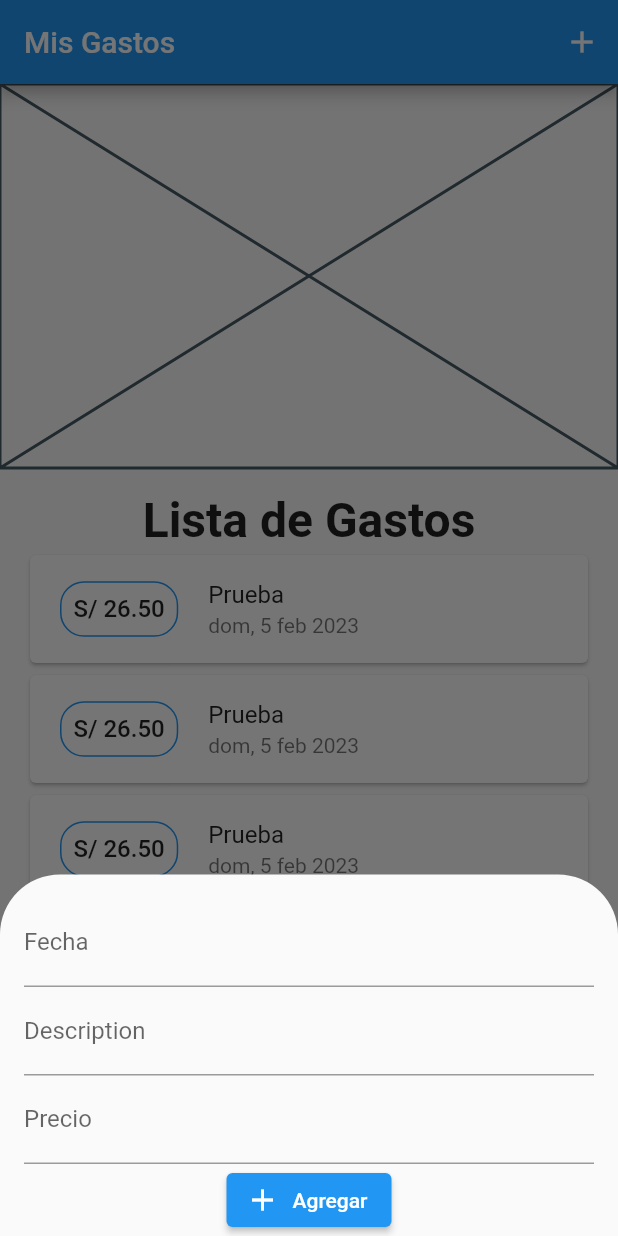
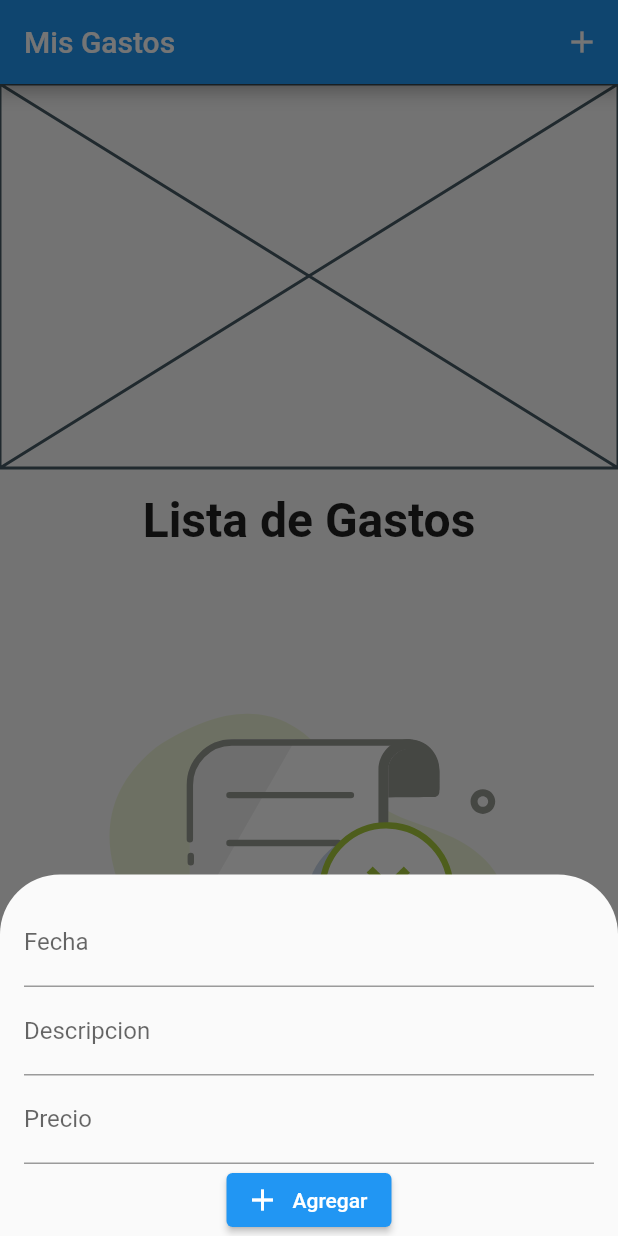
Before and after one commit to paulocrr/my_manager_app, a Flutter app: the screen it shows after launch, after a tap on the "add" icon, on a phone screen of 412 x 824 dp. Run offline on Flutter 3.47's test engine with Material 2 defaults, Android fonts, the phone set to English and light mode, and no system bars; drawn by our look-alikes of flutter_slidable; our stand-ins replace form_field_validator, lottie.

Commit message:
feat: Agregar nuevos gastos a la lista

```diff
--- a/lib/home_page.dart
+++ b/lib/home_page.dart
@@ -1,10 +1,19 @@
 import 'package:flutter/material.dart';
+import 'package:lottie/lottie.dart';
 import 'package:my_manager_app/languages/my_text.dart';
+import 'package:my_manager_app/models/spent.dart';
 import 'package:my_manager_app/widgets/add_spent_form.dart';
 import 'package:my_manager_app/widgets/spent_item.dart';
 
-class HomePage extends StatelessWidget {
+class HomePage extends StatefulWidget {
   const HomePage({super.key});
+
+  @override
+  State<HomePage> createState() => _HomePageState();
+}
+
+class _HomePageState extends State<HomePage> {
+  List<Spent> expenses = [];
 
   @override
   Widget build(BuildContext context) {
@@ -23,7 +32,15 @@ class HomePage extends StatelessWidget {
                     ),
                   ),
                   builder: (_) {
-                    return AddSpentForm();
+                    return AddSpentForm(
+                      onSave: (spent) {
+                        setState(() {
+                          expenses.add(spent);
+                        });
+
+                        Navigator.pop(context);
+                      },
+                    );
                   });
             },
             icon: const Icon(Icons.add),
@@ -50,35 +67,16 @@ class HomePage extends StatelessWidget {
                     ),
                   ),
                   Expanded(
-                    child: ListView(
-                      children: [
-                        SpentItem(
-                          amount: 26.50,
-                          date: DateTime.now(),
-                          description: 'Prueba',
-                        ),
-                        SpentItem(
-                          amount: 26.50,
-                          date: DateTime.now(),
-                          description: 'Prueba',
-                        ),
-                        SpentItem(
-                          amount: 26.50,
-                          date: DateTime.now(),
-                          description: 'Prueba',
-                        ),
-                        SpentItem(
-                          amount: 26.50,
-                          date: DateTime.now(),
-                          description: 'Prueba',
-                        ),
-                        SpentItem(
-                          amount: 26.50,
-                          date: DateTime.now(),
-                          description: 'Prueba',
-                        ),
-                      ],
-                    ),
+                    child: expenses.isEmpty
+                        ? Lottie.asset(
+                            'assets/animations/empty.json',
+                            repeat: false,
+                          )
+                        : ListView(
+                            children: expenses.reversed
+                                .map((spent) => SpentItem(spent: spent))
+                                .toList(),
+                          ),
                   )
                 ],
               ),
--- a/lib/languages/my_text.dart
+++ b/lib/languages/my_text.dart
@@ -9,4 +9,12 @@ class _HomePageText {
   final deleteSpentLabel = 'Borrar';
 }
 
-class _AddSpentFormText {}
+class _AddSpentFormText {
+  final requiredErrorText = 'Este valor es requido';
+  final priceErrorText = 'Este valor debe ser un precio';
+  final dateErrorText = 'Este valor debe ser una fecha';
+  final addButtonText = 'Agregar';
+  final priceLabelText = 'Precio';
+  final descriptionLabelText = 'Descripcion';
+  final dateLabelText = 'Fecha';
+}
--- /dev/null
+++ b/lib/models/spent.dart
@@ -0,0 +1,13 @@
+class Spent {
+  final String id;
+  final String description;
+  final double amount;
+  final DateTime date;
+
+  Spent({
+    required this.id,
+    required this.description,
+    required this.amount,
+    required this.date,
+  });
+}
--- a/lib/widgets/add_spent_form.dart
+++ b/lib/widgets/add_spent_form.dart
@@ -1,13 +1,30 @@
 import 'package:flutter/material.dart';
+import 'package:form_field_validator/form_field_validator.dart';
+import 'package:intl/intl.dart';
+import 'package:my_manager_app/languages/my_text.dart';
+import 'package:my_manager_app/models/spent.dart';
 import 'package:my_manager_app/widgets/date_picker_text_form_field.dart';
+import 'package:uuid/uuid.dart';
 
-class AddSpentForm extends StatelessWidget {
-  final _datePickerTextFormFieldController = TextEditingController();
-  AddSpentForm({super.key});
+class AddSpentForm extends StatefulWidget {
+  final void Function(Spent spent)? onSave;
+
+  const AddSpentForm({super.key, this.onSave});
+
+  @override
+  State<AddSpentForm> createState() => _AddSpentFormState();
+}
+
+class _AddSpentFormState extends State<AddSpentForm> {
+  final _datePickerEditingController = TextEditingController();
+  final _descriptionEditingController = TextEditingController();
+  final _priceTextEditingController = TextEditingController();
+  final _formKey = GlobalKey<FormState>();
 
   @override
   Widget build(BuildContext context) {
     return Form(
+      key: _formKey,
       child: Padding(
         padding: EdgeInsets.only(
           left: 16.0,
@@ -19,24 +36,58 @@ class AddSpentForm extends StatelessWidget {
           mainAxisSize: MainAxisSize.min,
           children: [
             DatePickerTextFormField(
-              controller: _datePickerTextFormFieldController,
+              validator: MultiValidator([
+                RequiredValidator(
+                    errorText: MyText.addSpentFormText.requiredErrorText),
+                DateValidator('dd-MM-yyyy',
+                    errorText: MyText.addSpentFormText.dateErrorText),
+              ]),
+              controller: _datePickerEditingController,
             ),
             TextFormField(
+              controller: _descriptionEditingController,
+              validator: RequiredValidator(
+                  errorText: MyText.addSpentFormText.requiredErrorText),
               decoration: InputDecoration(
-                label: Text('Description'),
+                label: Text(MyText.addSpentFormText.descriptionLabelText),
               ),
             ),
             TextFormField(
+              controller: _priceTextEditingController,
+              validator: MultiValidator([
+                RequiredValidator(
+                    errorText: MyText.addSpentFormText.requiredErrorText),
+                PatternValidator(r'^\d{1,8}(?:\.\d{1,4})?$',
+                    errorText: MyText.addSpentFormText.priceErrorText),
+              ]),
               decoration: InputDecoration(
-                label: Text('Precio'),
+                label: Text(MyText.addSpentFormText.priceLabelText),
               ),
             ),
             ElevatedButton.icon(
               onPressed: () {
-                print(_datePickerTextFormFieldController.text);
+                if (_formKey.currentState!.validate()) {
+                  final id = const Uuid().v1();
+                  final price = double.parse(_priceTextEditingController.text);
+                  final date = DateFormat('dd-MM-yyyy')
+                      .parse(_datePickerEditingController.text);
+                  final description = _descriptionEditingController.text;
+
+                  final spent = Spent(
+                    id: id,
+                    amount: price,
+                    date: date,
+                    description: description,
+                  );
+
+                  final callback = widget.onSave;
+                  if (callback != null) {
+                    callback(spent);
+                  }
+                }
               },
-              icon: Icon(Icons.add),
-              label: Text('Agregar'),
+              icon: const Icon(Icons.add),
+              label: Text(MyText.addSpentFormText.addButtonText),
             )
           ],
         ),
--- a/lib/widgets/date_picker_text_form_field.dart
+++ b/lib/widgets/date_picker_text_form_field.dart
@@ -1,18 +1,25 @@
 import 'package:flutter/material.dart';
 import 'package:intl/intl.dart';
+import 'package:my_manager_app/languages/my_text.dart';
 
 class DatePickerTextFormField extends StatelessWidget {
   final TextEditingController? controller;
+  final String? Function(String?)? validator;
 
-  const DatePickerTextFormField({super.key, this.controller});
+  const DatePickerTextFormField({
+    super.key,
+    this.controller,
+    this.validator,
+  });
 
   @override
   Widget build(BuildContext context) {
     return TextFormField(
+      validator: validator,
       controller: controller,
       readOnly: true,
       decoration: InputDecoration(
-        label: Text('Fecha'),
+        label: Text(MyText.addSpentFormText.dateLabelText),
       ),
       onTap: () async {
         final pickDate = await showDatePicker(
--- a/lib/widgets/spent_item.dart
+++ b/lib/widgets/spent_item.dart
@@ -2,17 +2,14 @@ import 'package:flutter/material.dart';
 import 'package:flutter_slidable/flutter_slidable.dart';
 import 'package:intl/intl.dart';
 import 'package:my_manager_app/languages/my_text.dart';
+import 'package:my_manager_app/models/spent.dart';
 
 class SpentItem extends StatelessWidget {
-  final double amount;
-  final String description;
-  final DateTime date;
+  final Spent spent;
 
   const SpentItem({
     super.key,
-    required this.amount,
-    required this.description,
-    required this.date,
+    required this.spent,
   });
 
   @override
@@ -42,15 +39,15 @@ class SpentItem extends StatelessWidget {
               ),
             ),
             child: Text(
-              'S/ ${amount.toStringAsFixed(2)}',
+              'S/ ${spent.amount.toStringAsFixed(2)}',
               style: const TextStyle(
                 fontSize: 16,
                 fontWeight: FontWeight.w500,
               ),
             ),
           ),
-          title: Text(description),
-          subtitle: Text(DateFormat.yMMMEd('es').format(date)),
+          title: Text(spent.description),
+          subtitle: Text(DateFormat.yMMMEd('es').format(spent.date)),
         ),
       ),
     );
```
Also changed, not shown: assets/animations/empty.json (added, +1 -0 lines), pubspec.yaml (+5 -2 lines), pubspec.lock.
